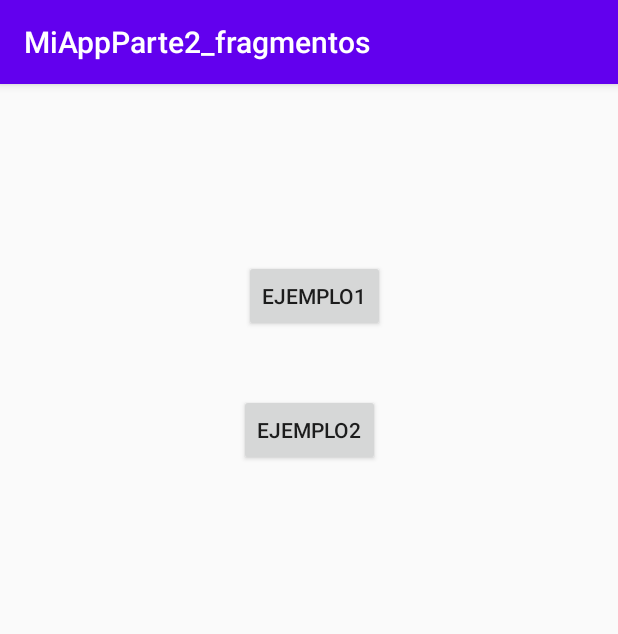
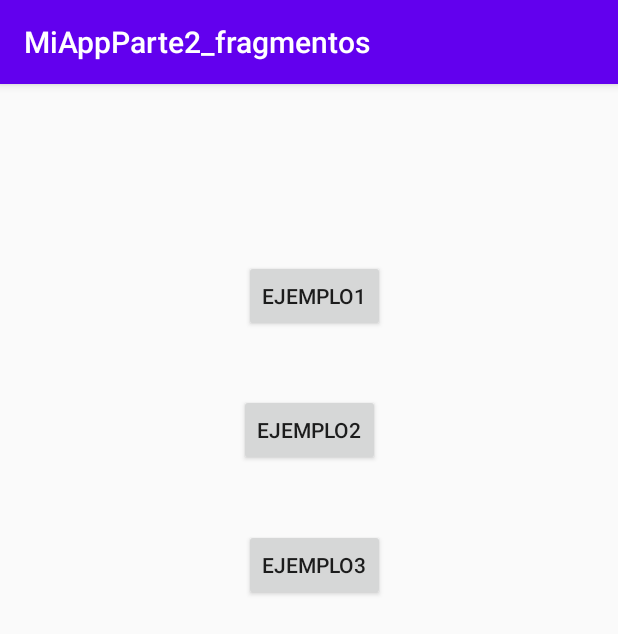
Before and after one commit to WCNosliwsys/MiAppParte2_fragmentos, an Android app: the screen it shows after launch (EjemplosFragment), on a phone screen of 412 x 824 dp. Shown: the top 634 px of the screen. Run offline under Robolectric (Android 15) with nearby library versions, the phone set to English and light mode, and no system bars.

Commit message:
Ejemplo3 usando fragmentos para caso horizonal y vertical con un recyclerview en un fragmento

```diff
--- a/app/src/main/AndroidManifest.xml
+++ b/app/src/main/AndroidManifest.xml
@@ -9,7 +9,8 @@
         android:roundIcon="@mipmap/ic_launcher_round"
         android:supportsRtl="true"
         android:theme="@style/AppTheme">
-        <activity android:name=".DetalleCorreo"></activity>
+        <activity android:name=".MainFragmentCorreo"></activity>
+        <activity android:name=".DetalleCorreo" />
         <activity android:name=".ListaCorreo" />
         <activity android:name=".Ejemplo1.MainActivity" />
         <activity android:name=".EjemplosFragment">
--- a/app/src/main/java/com/ditec/miappparte2_fragmentos/AdapterCorreo.java
+++ b/app/src/main/java/com/ditec/miappparte2_fragmentos/AdapterCorreo.java
@@ -33,7 +33,11 @@ public class AdapterCorreo  extends RecyclerView.Adapter<AdapterCorreo.ViewHolde
                 intent.putExtra("texto",datos[i].getTexto());
                 intent.putExtra("de",datos[i].getDe());
                 intent.putExtra("asunto",datos[i].getAsunto());
-                micontext.startActivity(intent);
+                try {
+                    ((MainFragmentCorreo) micontext).mostrarDetalle(datos[i].getTexto());
+                } catch (Exception e){
+                    micontext.startActivity(intent);
+                }
             }
         });
     }
--- a/app/src/main/java/com/ditec/miappparte2_fragmentos/EjemplosFragment.java
+++ b/app/src/main/java/com/ditec/miappparte2_fragmentos/EjemplosFragment.java
@@ -23,4 +23,8 @@ public class EjemplosFragment extends AppCompatActivity {
     public void ejemplo2(View view) {
         startActivity(new Intent(this, ListaCorreo.class));
     }
+
+    public void ejemplo3(View view) {
+        startActivity(new Intent(this, MainFragmentCorreo.class));
+    }
 }
--- a/app/src/main/res/layout/activity_ejemplos_fragment.xml
+++ b/app/src/main/res/layout/activity_ejemplos_fragment.xml
@@ -7,25 +7,37 @@
     tools:context=".EjemplosFragment">
 
     <Button
-        android:onClick="ejemplo1"
         android:id="@+id/button"
         android:layout_width="wrap_content"
         android:layout_height="wrap_content"
         android:layout_marginStart="3dp"
         android:layout_marginLeft="3dp"
         android:layout_marginTop="117dp"
+        android:onClick="ejemplo1"
         android:text="Ejemplo1"
         app:layout_constraintStart_toStartOf="@+id/button2"
         app:layout_constraintTop_toTopOf="parent" />
 
     <Button
-        android:onClick="ejemplo2"
         android:id="@+id/button2"
         android:layout_width="wrap_content"
         android:layout_height="wrap_content"
         android:layout_marginTop="41dp"
+        android:onClick="ejemplo2"
         android:text="Ejemplo2"
         app:layout_constraintEnd_toEndOf="parent"
         app:layout_constraintStart_toStartOf="parent"
         app:layout_constraintTop_toBottomOf="@+id/button" />
+
+    <Button
+        android:onClick="ejemplo3"
+        android:id="@+id/button3"
+        android:layout_width="wrap_content"
+        android:layout_height="wrap_content"
+        android:layout_marginStart="3dp"
+        android:layout_marginLeft="3dp"
+        android:layout_marginTop="42dp"
+        android:text="Ejemplo3"
+        app:layout_constraintStart_toStartOf="@+id/button2"
+        app:layout_constraintTop_toBottomOf="@+id/button2" />
 </androidx.constraintlayout.widget.ConstraintLayout>
--- /dev/null
+++ b/app/src/main/res/layout/activity_main_fragment_correo.xml
@@ -0,0 +1,6 @@
+<?xml version="1.0" encoding="utf-8"?>
+<fragment xmlns:android="http://schemas.android.com/apk/res/android"
+    class="com.ditec.miappparte2_fragmentos.ListaCorreoFragment"
+    android:id="@+id/FrgListado"
+    android:layout_width="match_parent"
+    android:layout_height="match_parent" />
```
Also changed, not shown: app/src/main/java/com/ditec/miappparte2_fragmentos/DetalleCorreoFragment.java (added, +23 -0 lines), app/src/main/java/com/ditec/miappparte2_fragmentos/ListaCorreoFragment.java (added, +36 -0 lines), app/src/main/java/com/ditec/miappparte2_fragmentos/MainFragmentCorreo.java (added, +17 -0 lines), app/src/main/res/layout-land/activity_main_fragment_correo.xml (added, +17 -0 lines).
